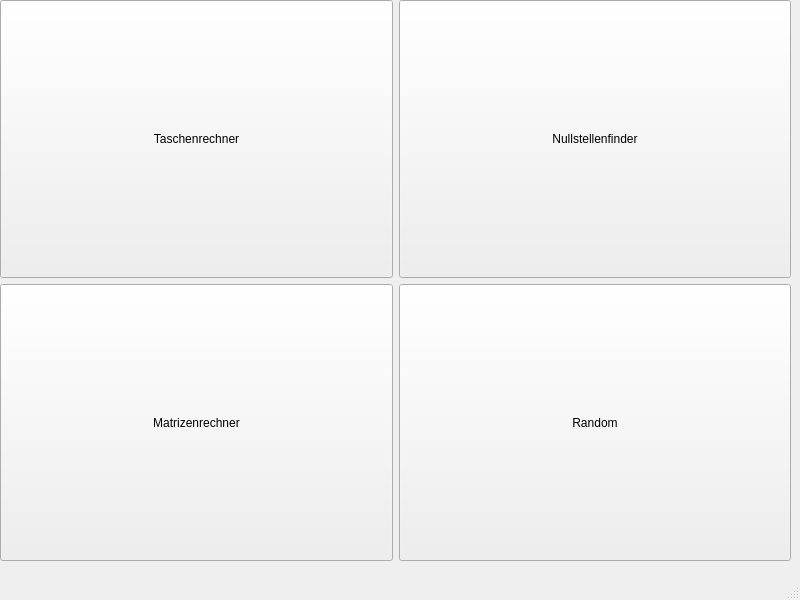
Old version of the form mainwindow.ui in the repository FelixMaetzler/Taschenrechner.
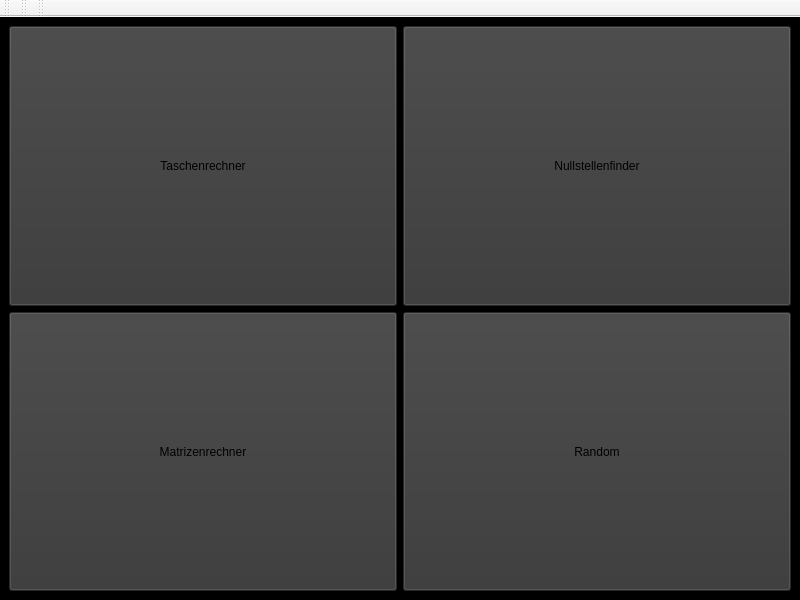
New version of the form.

```diff
--- a/mainwindow.ui
+++ b/mainwindow.ui
@@ -14,15 +14,11 @@
    <string>MainWindow</string>
   </property>
   <widget class="QWidget" name="centralwidget">
-   <widget class="QWidget" name="gridLayoutWidget">
-    <property name="geometry">
-     <rect>
-      <x>0</x>
-      <y>0</y>
-      <width>791</width>
-      <height>561</height>
-     </rect>
-    </property>
+   <property name="styleSheet">
+    <string notr="true">background:black</string>
+   </property>
+   <layout class="QGridLayout" name="gridLayout_2">
+    <item row="0" column="0">
     <layout class="QGridLayout" name="gridLayout">
      <item row="1" column="0">
       <widget class="QPushButton" name="ButtonMatrix">
@@ -45,6 +41,9 @@
          <verstretch>0</verstretch>
         </sizepolicy>
        </property>
+        <property name="styleSheet">
+         <string notr="true">background:rgb(54, 54, 54)</string>
+        </property>
        <property name="text">
         <string>Taschenrechner</string>
        </property>
@@ -58,11 +57,30 @@
          <verstretch>0</verstretch>
         </sizepolicy>
        </property>
+        <property name="styleSheet">
+         <string notr="true">background:rgb(54, 54, 54)</string>
+        </property>
        <property name="text">
         <string>Nullstellenfinder</string>
        </property>
       </widget>
      </item>
+      <item row="1" column="0">
+       <widget class="QPushButton" name="ButtonMatrix">
+        <property name="sizePolicy">
+         <sizepolicy hsizetype="Minimum" vsizetype="Preferred">
+          <horstretch>0</horstretch>
+          <verstretch>0</verstretch>
+         </sizepolicy>
+        </property>
+        <property name="styleSheet">
+         <string notr="true">background:rgb(54, 54, 54)</string>
+        </property>
+        <property name="text">
+         <string>Matrizenrechner</string>
+        </property>
+       </widget>
+      </item>
      <item row="1" column="1">
       <widget class="QPushButton" name="ButtonRandom">
        <property name="sizePolicy">
@@ -71,13 +89,17 @@
          <verstretch>0</verstretch>
         </sizepolicy>
        </property>
+        <property name="styleSheet">
+         <string notr="true">background:rgb(54, 54, 54)</string>
+        </property>
        <property name="text">
         <string>Random</string>
        </property>
       </widget>
      </item>
     </layout>
-   </widget>
+    </item>
+   </layout>
   </widget>
   <widget class="QMenuBar" name="menubar">
    <property name="geometry">
@@ -89,7 +111,39 @@
     </rect>
    </property>
   </widget>
-  <widget class="QStatusBar" name="statusbar"/>
+  <widget class="QToolBar" name="toolBar">
+   <property name="windowTitle">
+    <string>toolBar</string>
+   </property>
+   <attribute name="toolBarArea">
+    <enum>TopToolBarArea</enum>
+   </attribute>
+   <attribute name="toolBarBreak">
+    <bool>false</bool>
+   </attribute>
+  </widget>
+  <widget class="QToolBar" name="toolBar_2">
+   <property name="windowTitle">
+    <string>toolBar_2</string>
+   </property>
+   <attribute name="toolBarArea">
+    <enum>TopToolBarArea</enum>
+   </attribute>
+   <attribute name="toolBarBreak">
+    <bool>false</bool>
+   </attribute>
+  </widget>
+  <widget class="QToolBar" name="toolBar_3">
+   <property name="windowTitle">
+    <string>toolBar_3</string>
+   </property>
+   <attribute name="toolBarArea">
+    <enum>TopToolBarArea</enum>
+   </attribute>
+   <attribute name="toolBarBreak">
+    <bool>false</bool>
+   </attribute>
+  </widget>
   <action name="actionBasicTaschenrechner">
    <property name="text">
     <string>BasicTaschenrechner</string>
```
Left out of the diff: 15 changed lines with no effect on the pictures. Lines whose indentation alone changed are shown as unchanged.
